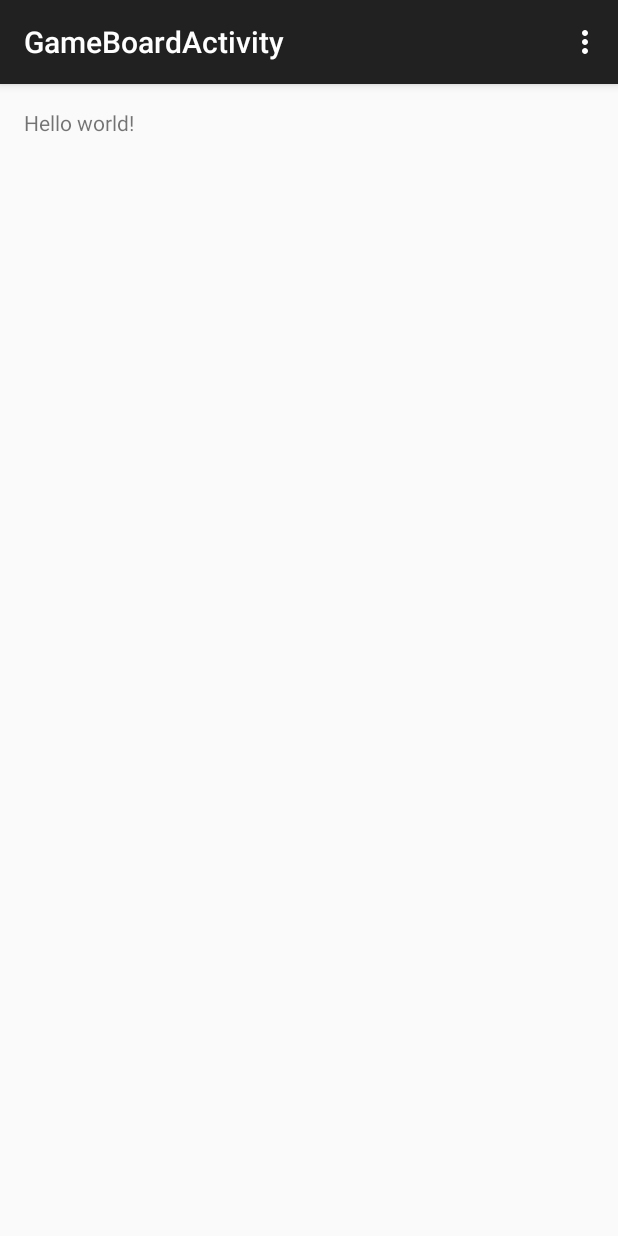
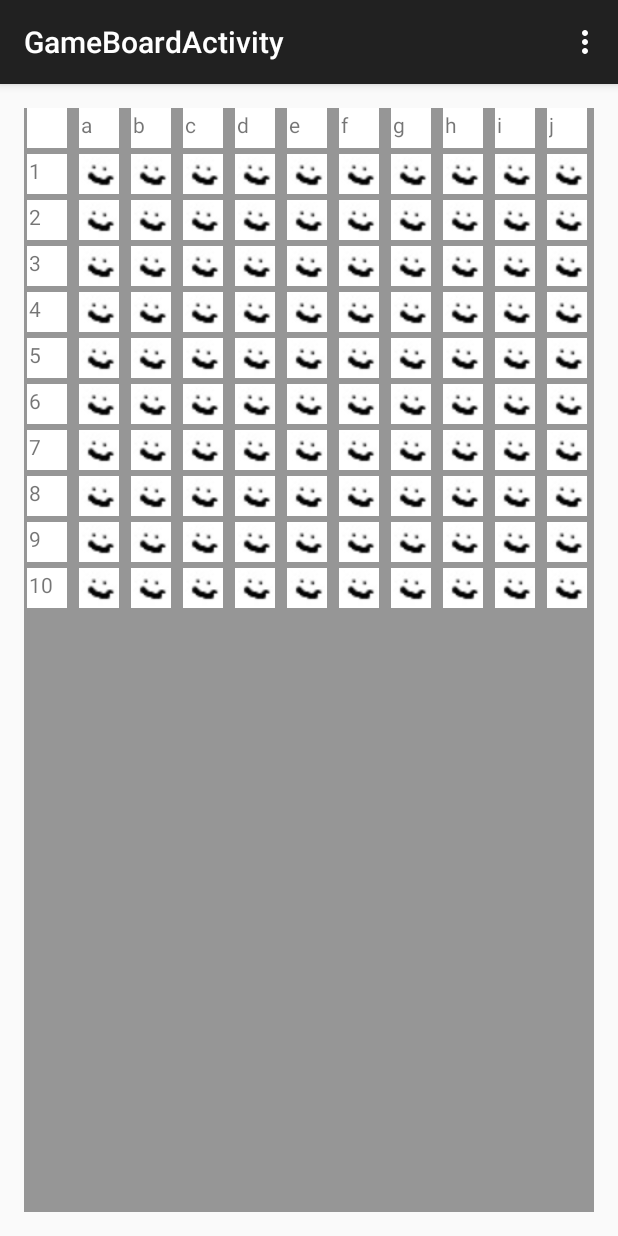
Before and after one commit to rozdy/epidemy, an Android app: the GameBoardActivity screen opened directly, with no data from a screen before it, on a phone screen of 412 x 824 dp. Run offline under Robolectric (Android 15) with nearby library versions, the phone set to English and light mode, and no system bars.

Commit message:
Added empty board on start game.

```diff
--- a/app/build.gradle
+++ b/app/build.gradle
@@ -3,7 +3,6 @@ apply plugin: 'com.android.application'
 android {
     compileSdkVersion 22
     buildToolsVersion "22.0.1"
-
     defaultConfig {
         applicationId "sorry.no.domain.test_project"
         minSdkVersion 15
@@ -17,10 +16,12 @@ android {
             proguardFiles getDefaultProguardFile('proguard-android.txt'), 'proguard-rules.pro'
         }
     }
+    productFlavors {
+    }
 }
 
 dependencies {
-    compile fileTree(dir: 'libs', include: ['*.jar'])
+    compile fileTree(include: ['*.jar'], dir: 'libs')
     compile 'com.android.support:appcompat-v7:22.2.1'
     compile 'com.android.support:support-v4:22.2.1'
 }
--- a/app/src/main/AndroidManifest.xml
+++ b/app/src/main/AndroidManifest.xml
@@ -21,6 +21,9 @@
         <activity
             android:name=".ui.GameBoardActivity"
             android:label="@string/title_activity_game_board" >
+            <meta-data
+                android:name="android.support.PARENT_ACTIVITY"
+                android:value=".ui.MainMenuActivity" />
         </activity>
     </application>
 
--- a/app/src/main/java/sorry/no/domain/test_project/Board.java
+++ b/app/src/main/java/sorry/no/domain/test_project/Board.java
@@ -24,4 +24,12 @@ public class Board {
                 cells[i][j] = new Cell();
             }
     }
+
+    public int getWidth() {
+        return width;
+    }
+
+    public int getHeight() {
+        return height;
+    }
 }
--- /dev/null
+++ b/app/src/main/java/sorry/no/domain/test_project/BoardImageAdapter.java
@@ -0,0 +1,82 @@
+package sorry.no.domain.test_project;
+
+import android.content.Context;
+import android.graphics.Color;
+import android.view.View;
+import android.view.ViewGroup;
+import android.widget.BaseAdapter;
+import android.widget.GridView;
+import android.widget.ImageView;
+import android.widget.TextView;
+
+import sorry.no.domain.test_project.R;
+
+/**
+ * Created by hex on 7/28/2015.
+ */
+public class BoardImageAdapter extends BaseAdapter {
+    private Context mContext;
+
+    public BoardImageAdapter(Context c) {
+        mContext = c;
+    }
+
+    public int getCount() {
+        return (Game.getInstance().getBoard().getHeight() + 1) *
+                (Game.getInstance().getBoard().getWidth() + 1);
+    }
+
+    public Object getItem(int position) {
+        return null;
+    }
+
+    public long getItemId(int position) {
+        return 0;
+    }
+
+    // create a new ImageView for each item referenced by the Adapter
+    public View getView(int position, View convertView, ViewGroup parent) {
+
+        // Top-left corner: blank cell
+        if (position == 0) {
+            TextView textView = new TextView(mContext);
+            textView.setLayoutParams(new GridView.LayoutParams(40, 40));
+            textView.setPadding(2, 2, 2, 2);
+            textView.setBackgroundColor(Color.WHITE);
+            textView.setText("");
+            return textView;
+        }
+
+        // Top row: a, b, c ...
+        if (position > 0 && position <= Game.getInstance().getBoard().getWidth()) {
+            TextView textView = new TextView(mContext);
+            textView.setLayoutParams(new GridView.LayoutParams(40, 40));
+            textView.setPadding(2, 2, 2, 2);
+            textView.setBackgroundColor(Color.WHITE);
+            textView.setText("" + (char) ((int) 'a' + position - 1));
+            return textView;
+        }
+
+        // left column: 1, 2 ,3 ...
+        if (position % (Game.getInstance().getBoard().getWidth() + 1) == 0) {
+            TextView textView = new TextView(mContext);
+            textView.setLayoutParams(new GridView.LayoutParams(40, 40));
+            textView.setPadding(2, 2, 2, 2);
+            textView.setBackgroundColor(Color.WHITE);
+            textView.setText("" + position / (Game.getInstance().getBoard().getWidth() + 1));
+            return textView;
+        }
+
+        // Board cells
+        ImageView imageView = new ImageView(mContext);
+        imageView.setLayoutParams(new GridView.LayoutParams(40, 40));
+        imageView.setScaleType(ImageView.ScaleType.FIT_CENTER);
+        imageView.setPadding(2, 2, 2, 2);
+        imageView.setBackgroundColor(Color.WHITE);
+        imageView.setImageResource(R.drawable.empty);
+        return imageView;
+
+    }
+
+
+}
--- a/app/src/main/java/sorry/no/domain/test_project/ui/GameBoardActivity.java
+++ b/app/src/main/java/sorry/no/domain/test_project/ui/GameBoardActivity.java
@@ -1,10 +1,18 @@
 package sorry.no.domain.test_project.ui;
 
+import android.database.DataSetObserver;
+import android.graphics.Color;
 import android.support.v7.app.ActionBarActivity;
 import android.os.Bundle;
 import android.view.Menu;
 import android.view.MenuItem;
+import android.view.View;
+import android.view.ViewGroup;
+import android.widget.GridView;
+import android.widget.ListAdapter;
 
+import sorry.no.domain.test_project.BoardImageAdapter;
+import sorry.no.domain.test_project.Game;
 import sorry.no.domain.test_project.R;
 
 public class GameBoardActivity extends ActionBarActivity {
@@ -13,6 +21,10 @@ public class GameBoardActivity extends ActionBarActivity {
     protected void onCreate(Bundle savedInstanceState) {
         super.onCreate(savedInstanceState);
         setContentView(R.layout.activity_game_board);
+
+        GridView gridview = (GridView) findViewById(R.id.gridview);
+        gridview.setNumColumns(Game.getInstance().getBoard().getWidth() + 1);
+        gridview.setAdapter(new BoardImageAdapter(this));
     }
 
     @Override
--- a/app/src/main/res/layout/activity_game_board.xml
+++ b/app/src/main/res/layout/activity_game_board.xml
@@ -1,12 +1,23 @@
 <RelativeLayout xmlns:android="http://schemas.android.com/apk/res/android"
-    xmlns:tools="http://schemas.android.com/tools" android:layout_width="match_parent"
-    android:layout_height="match_parent" android:paddingLeft="@dimen/activity_horizontal_margin"
+    xmlns:tools="http://schemas.android.com/tools"
+    android:layout_width="match_parent"
+    android:layout_height="match_parent"
+    android:paddingBottom="@dimen/activity_vertical_margin"
+    android:paddingLeft="@dimen/activity_horizontal_margin"
     android:paddingRight="@dimen/activity_horizontal_margin"
     android:paddingTop="@dimen/activity_vertical_margin"
-    android:paddingBottom="@dimen/activity_vertical_margin"
     tools:context="sorry.no.domain.test_project.ui.GameBoardActivity">
 
-    <TextView android:text="@string/hello_world" android:layout_width="wrap_content"
-        android:layout_height="wrap_content" />
+    <GridView xmlns:android="http://schemas.android.com/apk/res/android"
+        android:id="@+id/gridview"
+        android:layout_width="match_parent"
+        android:layout_height="match_parent"
+        android:background="@color/black_overlay"
+        android:columnWidth="20dp"
+        android:gravity="center"
+        android:horizontalSpacing="2pt"
+        android:numColumns="auto_fit"
+        android:stretchMode="columnWidth"
+        android:verticalSpacing="2pt" />
 
 </RelativeLayout>
```
Also changed, not shown: app/src/main/java/sorry/no/domain/test_project/ui/MainMenuActivity.java (+10 -2 lines), app/src/main/res/layout/activity_fullscreen.xml (+32 -13 lines), app/src/main/res/drawable/empty.jpg (added).
